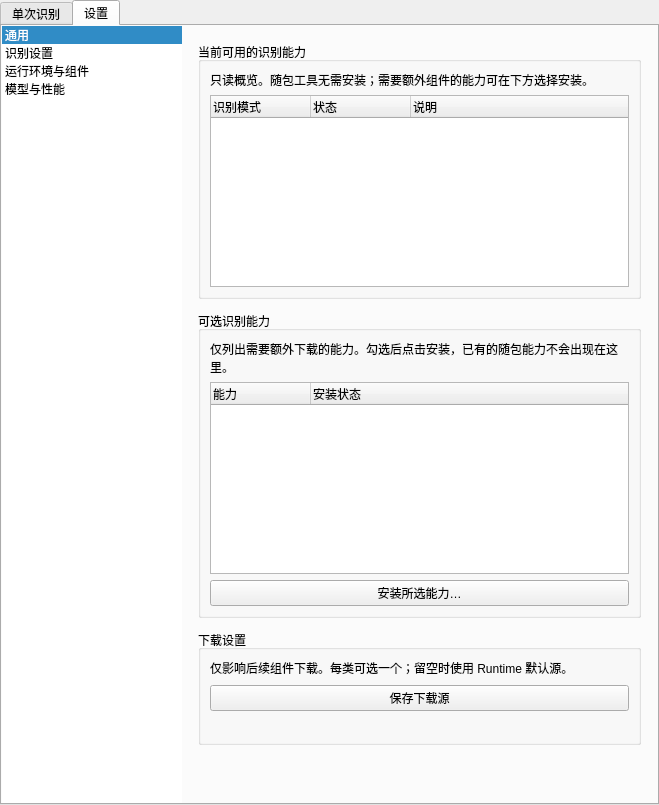
The window that apps/vibeocr-pyside/src/vibeocr/classic/ui/main_window.ui (FelixJI/vibeocr-classic) describes before a commit, drawn with Qt 5.
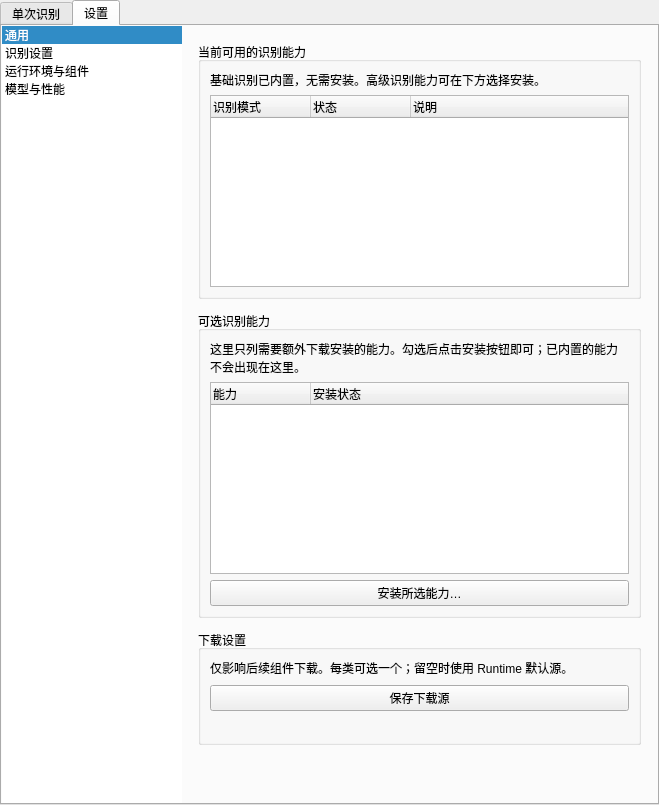
The same window after the commit. The open tabs and pages were chosen to show the change. Custom widgets are drawn as their Qt base class.

Commit message: feat(settings): 可选能力安装接入 uv 引擎环境对话框并平实化用户文案

The edit to the form file:
```diff
--- a/apps/vibeocr-pyside/src/vibeocr/classic/ui/main_window.ui
+++ b/apps/vibeocr-pyside/src/vibeocr/classic/ui/main_window.ui
@@ -425,7 +425,7 @@
               <item>
                <widget class="QLabel" name="labelEngineAvailabilityHint">
                 <property name="text">
-                  <string>只读概览。随包工具无需安装；需要额外组件的能力可在下方选择安装。</string>
+                  <string>基础识别已内置，无需安装。高级识别能力可在下方选择安装。</string>
                 </property>
                 <property name="wordWrap">
                  <bool>true</bool>
@@ -478,7 +478,7 @@
               <item>
                <widget class="QLabel" name="labelOfflineFeaturesHint">
                 <property name="text">
-                  <string>仅列出需要额外下载的能力。勾选后点击安装，已有的随包能力不会出现在这里。</string>
+                  <string>这里只列需要额外下载安装的能力。勾选后点击安装按钮即可；已内置的能力不会出现在这里。</string>
                 </property>
                 <property name="wordWrap">
                  <bool>true</bool>
```
Left out of the diff: 4 changed lines with no effect on the pictures. The commit also changes 12 other files.
